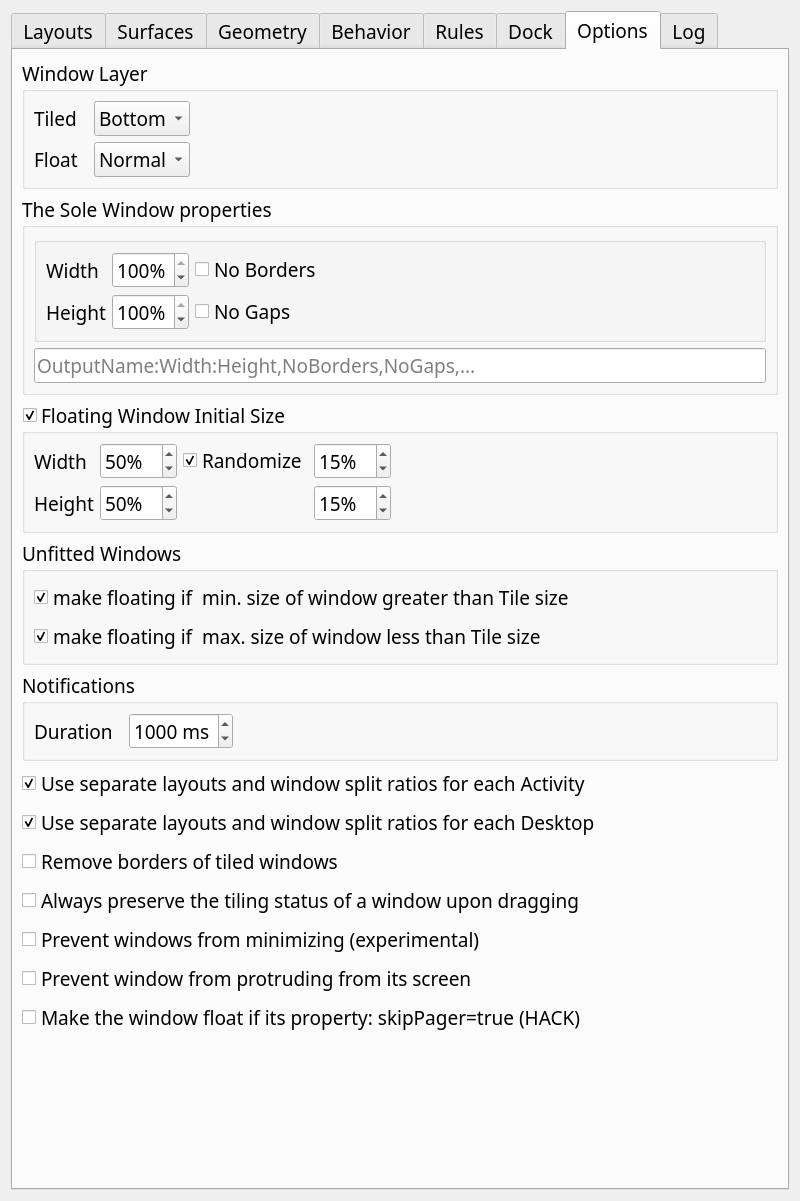
Qt form res/config.ui (mikelward/Krohnkite-codeberg) before a commit.
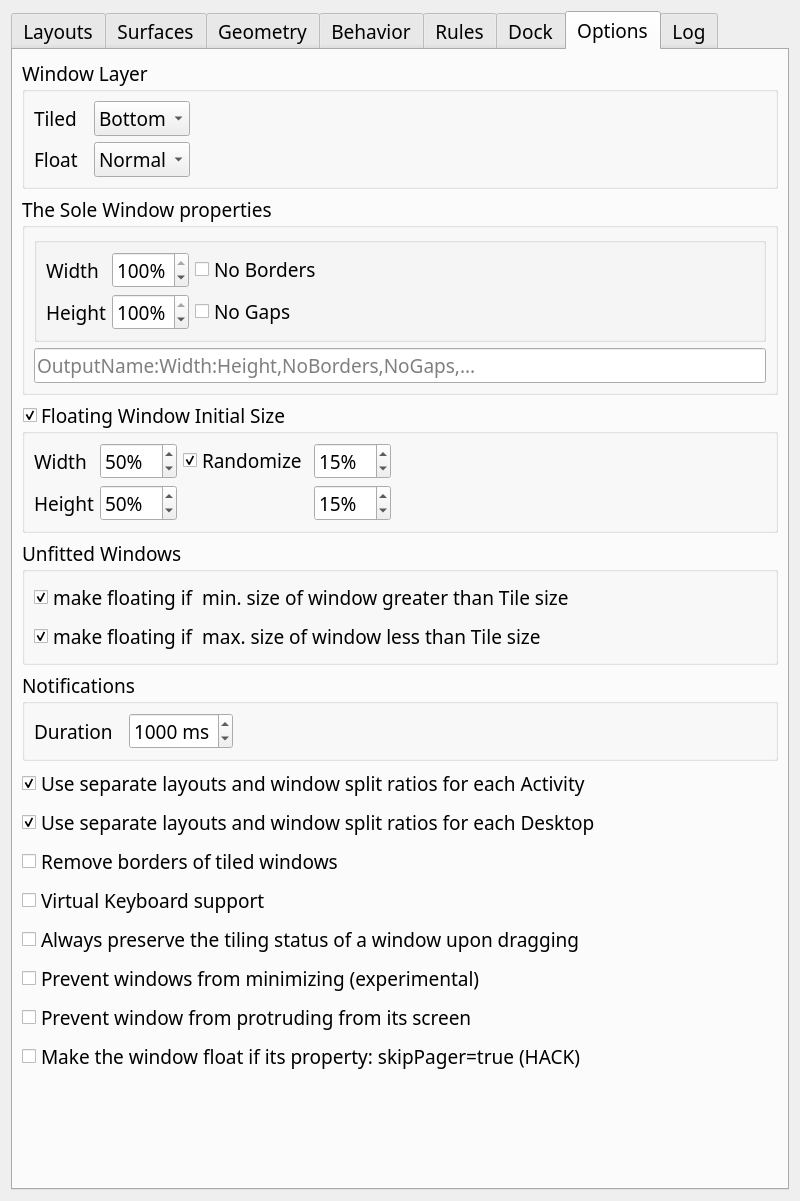
The same form after that commit. The open tabs and pages were chosen to show the change. Custom widgets are drawn as their Qt base class.

Commit message: Disable Virtual Keyboard support by default because 5DBus request every window activation event

```diff
--- a/res/config.ui
+++ b/res/config.ui
@@ -4953,6 +4953,13 @@
          </property>
         </widget>
        </item>
+       <item>
+        <widget class="QCheckBox" name="kcfg_optVKeyboardSupport">
+         <property name="text">
+          <string>Virtual Keyboard support</string>
+         </property>
+        </widget>
+       </item>
        <item>
         <widget class="QCheckBox" name="kcfg_keepTilingOnDrag">
          <property name="text">
```
The commit also changes 4 other files.
